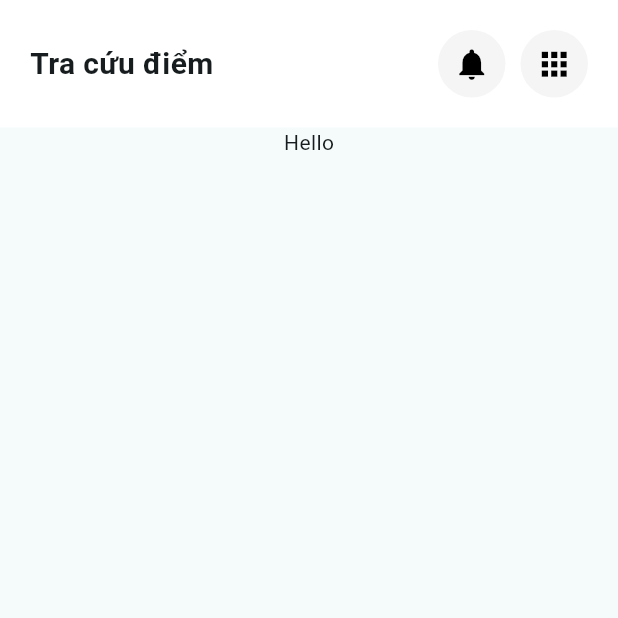
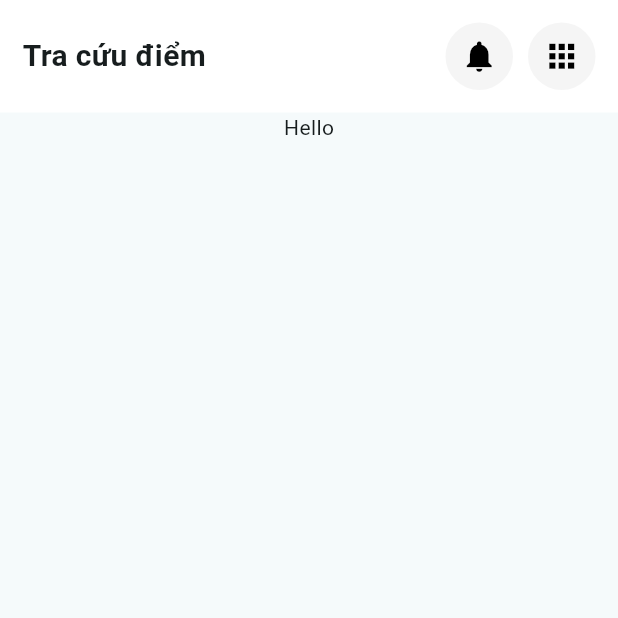
Before and after one commit to letungduong24/E4U_Frontend, a Flutter app: the screen it shows after launch, on a phone screen of 412 x 824 dp, the top half of it. Run offline on Flutter 3.47's test engine with Material 3 defaults, Android fonts, the phone set to English and light mode, and no system bars; our stand-ins replace flutter_hooks; missing offline and left inert: iconify_flutter.

Commit message:
adjust appbar

```diff
--- a/lib/shared/presentation/scaffold/header_scaffold.dart
+++ b/lib/shared/presentation/scaffold/header_scaffold.dart
@@ -21,7 +21,7 @@ class HeaderScaffold extends HookWidget {
           children: [
             Container(
               color: Colors.white,
-              padding: const EdgeInsets.symmetric(horizontal: 20, vertical: 20),
+              padding: const EdgeInsets.symmetric(horizontal: 15, vertical: 15),
               child: Row(
                 children: [
                   Container(
--- a/lib/shared/presentation/scaffold/profile_scaffold.dart
+++ b/lib/shared/presentation/scaffold/profile_scaffold.dart
@@ -21,7 +21,7 @@ class ProfileScaffold extends HookWidget {
           children: [
             Container(
               color: Colors.white,
-              padding: const EdgeInsets.symmetric(horizontal: 20, vertical: 20),
+              padding: const EdgeInsets.symmetric(horizontal: 15, vertical: 15),
               child: Row(
                 children: [
                   CircleAvatar(
```
